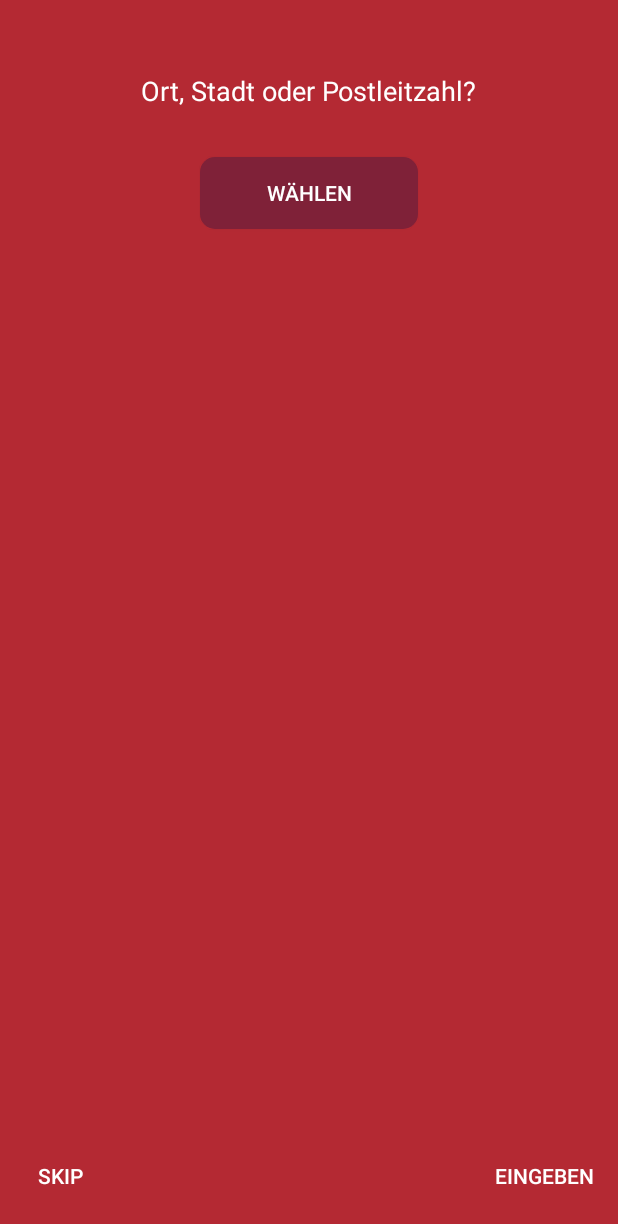
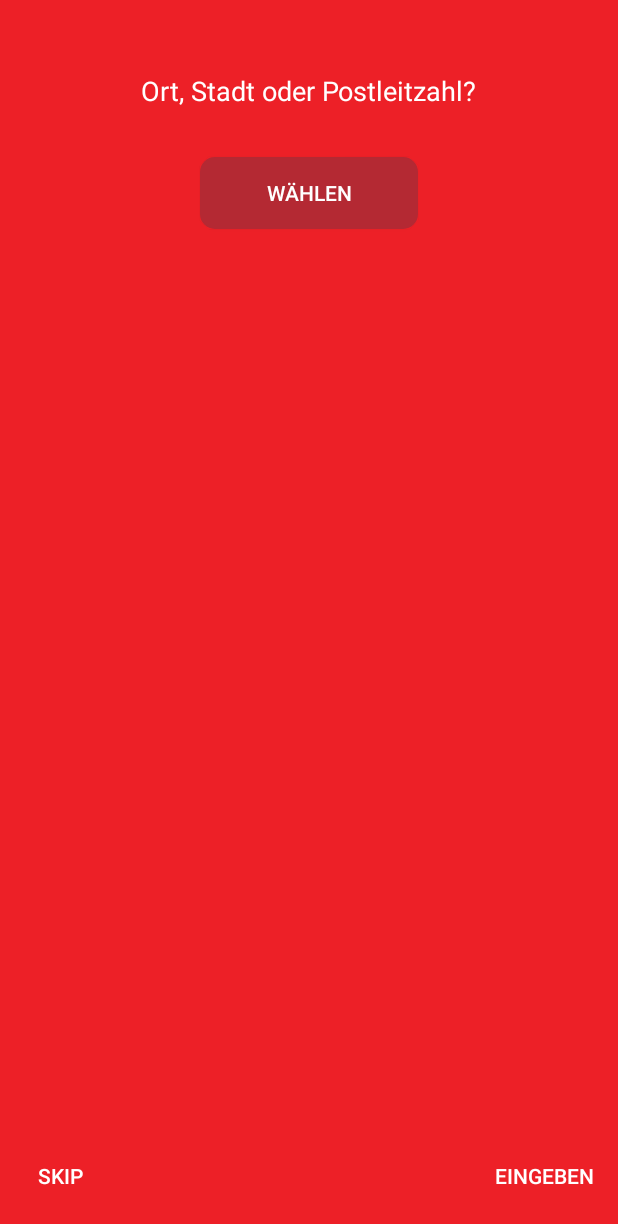
Before and after one commit to umairabbas/DealsAndroidApp, an Android app: the screen it shows after launch (GooglePlacesAutocompleteActivity), on a phone screen of 412 x 824 dp. Shown: the top 1224 px of the screen. Run offline under Robolectric (Android 15) with nearby library versions, the phone set to English and light mode, and no system bars.

Commit message:
Location storage, color change

```diff
--- a/app/build.gradle
+++ b/app/build.gradle
@@ -33,6 +33,7 @@ dependencies {
     compile 'de.hdodenhof:circleimageview:1.2.1'
     compile 'com.github.bumptech.glide:glide:3.7.0'
     compile 'com.google.android.gms:play-services:10.2.0'
+    compile 'com.google.code.gson:gson:2.+'
     compile 'com.android.support:cardview-v7:26.+'
     compile 'com.android.support:recyclerview-v7:26.+'
     compile 'com.android.support:support-v4:26.+'
--- a/app/src/main/java/com/dealspok/dealspok/GooglePlacesAutocompleteActivity.java
+++ b/app/src/main/java/com/dealspok/dealspok/GooglePlacesAutocompleteActivity.java
@@ -10,9 +10,11 @@ import com.google.android.gms.common.GooglePlayServicesRepairableException;
 import com.google.android.gms.common.api.Status;
 import com.google.android.gms.location.places.Place;
 import com.google.android.gms.location.places.ui.PlaceAutocomplete;
+import com.google.gson.Gson;
 
 
 import android.content.Intent;
+import android.content.SharedPreferences;
 import android.content.res.Resources;
 import android.net.Uri;
 import android.os.Bundle;
@@ -113,6 +115,14 @@ public class GooglePlacesAutocompleteActivity extends LocationActivityBase {
 
                 mPlaceDetailsText.setText( "Name: " + place.getName() + "\n" +  "Address: " + place.getAddress());
 
+                            // MY_PREFS_NAME - a static String variable like:
+
+                SharedPreferences.Editor editor = getSharedPreferences(getString(R.string.sharedPredName), MODE_PRIVATE).edit();
+                Gson gson = new Gson();
+                String json = gson.toJson(place);
+                editor.putString("locationObject", json);
+                editor.commit();
+
                 // Format the place's details and display them in the TextView.
 //                mPlaceDetailsText.setText(formatPlaceDetails(getResources(), place.getName(),
 //                        place.getId(), place.getAddress(), place.getPhoneNumber(),
--- a/app/src/main/java/com/dealspok/dealspok/SplashActivity.java
+++ b/app/src/main/java/com/dealspok/dealspok/SplashActivity.java
@@ -5,6 +5,7 @@ package com.dealspok.dealspok;
  */
 
 import android.content.Intent;
+import android.content.SharedPreferences;
 import android.location.LocationManager;
 import android.os.Handler;
 import android.support.v7.app.ActionBar;
@@ -12,6 +13,9 @@ import android.support.v7.app.AppCompatActivity;
 import android.os.Bundle;
 import android.view.Window;
 import android.view.WindowManager;
+
+import com.google.android.gms.location.places.Place;
+import com.google.gson.Gson;
 
 public class SplashActivity extends AppCompatActivity {
     private static final String TAG = SplashActivity.class.getSimpleName();
@@ -28,9 +32,19 @@ public class SplashActivity extends AppCompatActivity {
             actionBar.hide();
         }
 
-//        // Acquire a reference to the system Location Manager
-//        LocationManager locationManager = (LocationManager) this.getSystemService(this.LOCATION_SERVICE);
+        SharedPreferences prefs = getSharedPreferences(getString(R.string.sharedPredName), MODE_PRIVATE);
+        String restoredText = prefs.getString("locationObject", null);
 
+        if (restoredText != null) {
+            new Handler().postDelayed(new Runnable(){
+                @Override
+                public void run(){
+                    Intent startActivityIntent = new Intent(SplashActivity.this, MainActivity.class);
+                    startActivity(startActivityIntent);
+                    SplashActivity.this.finish();
+                }
+            }, SPLASH_DISPLAY_LENGTH);
+        }else {
             new Handler().postDelayed(new Runnable(){
                 @Override
                 public void run(){
@@ -41,3 +55,4 @@ public class SplashActivity extends AppCompatActivity {
             }, SPLASH_DISPLAY_LENGTH);
         }
     }
+}
--- a/app/src/main/res/values/colors.xml
+++ b/app/src/main/res/values/colors.xml
@@ -1,8 +1,9 @@
 <?xml version="1.0" encoding="utf-8"?>
 <resources>
-    <color name="colorPrimary">#B42933</color>
-    <color name="colorPrimaryDark">#640D14</color>
-    <color name="colorAccent">#7F2138</color>
+    <color name="colorPrimary">#ED2027</color>
+    <color name="colorRedPrimary">#640D14</color>
+    <color name="colorPrimaryDark">#B42933</color>
+    <color name="colorAccent">#B42933</color>
     <color name="colorGrey">#505458</color>
     <color name="colorLightBlack">#363540</color>
     <color name="colorBlack">#000000</color>
--- a/app/src/main/res/values/strings.xml
+++ b/app/src/main/res/values/strings.xml
@@ -13,7 +13,7 @@
     <string name="gutscheine">Gutscheine</string>
     <string name="shopping">Shopping</string>
 
-
+    <string name="sharedPredName">com.dealspok.www.MyPrefsFile</string>
     <string name="place_details">
     <![CDATA[
         <b>%1$s</b>
```
Lines whose indentation alone changed are shown as unchanged.
